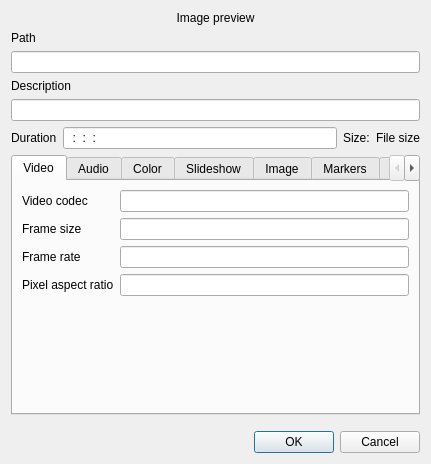
Before: the Qt Designer form src/widgets/clipproperties_ui.ui in KDE/kdenlive, drawn with Qt 5.
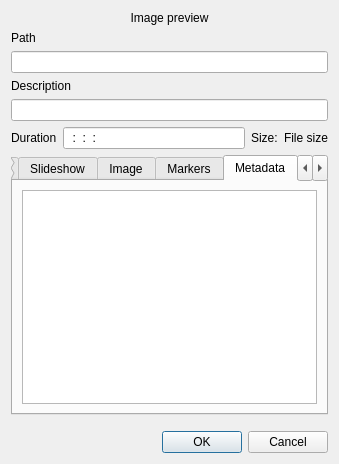
After: the same form once the commit is applied. The open tabs and pages were chosen to show the change. Custom widgets are drawn as their Qt base class.

Commit message: Start implementing clip metadata (not finished yet)

What changed in the file:
```diff
--- a/src/widgets/clipproperties_ui.ui
+++ b/src/widgets/clipproperties_ui.ui
@@ -5,7 +5,7 @@
    <rect>
     <x>0</x>
     <y>0</y>
-    <width>431</width>
+    <width>339</width>
     <height>464</height>
    </rect>
   </property>
@@ -488,6 +488,48 @@
        </item>
       </layout>
      </widget>
+     <widget class="QWidget" name="tab_5" >
+      <attribute name="title" >
+       <string>Metadata</string>
+      </attribute>
+      <layout class="QGridLayout" name="gridLayout_9" >
+       <item row="0" column="0" >
+        <widget class="QTreeWidget" name="metadata_list" >
+         <property name="rootIsDecorated" >
+          <bool>false</bool>
+         </property>
+         <property name="itemsExpandable" >
+          <bool>false</bool>
+         </property>
+         <property name="sortingEnabled" >
+          <bool>false</bool>
+         </property>
+         <property name="allColumnsShowFocus" >
+          <bool>true</bool>
+         </property>
+         <property name="wordWrap" >
+          <bool>true</bool>
+         </property>
+         <property name="headerHidden" >
+          <bool>true</bool>
+         </property>
+         <property name="columnCount" >
+          <number>2</number>
+         </property>
+         <column>
+          <property name="text" >
+           <string>1</string>
+          </property>
+         </column>
+         <column>
+          <property name="text" >
+           <string>2</string>
+          </property>
+         </column>
+        </widget>
+       </item>
+      </layout>
+     </widget>
      <widget class="QWidget" name="tab_advanced" >
       <attribute name="title" >
        <string>Advanced</string>
```
The commit also changes 4 other files.
